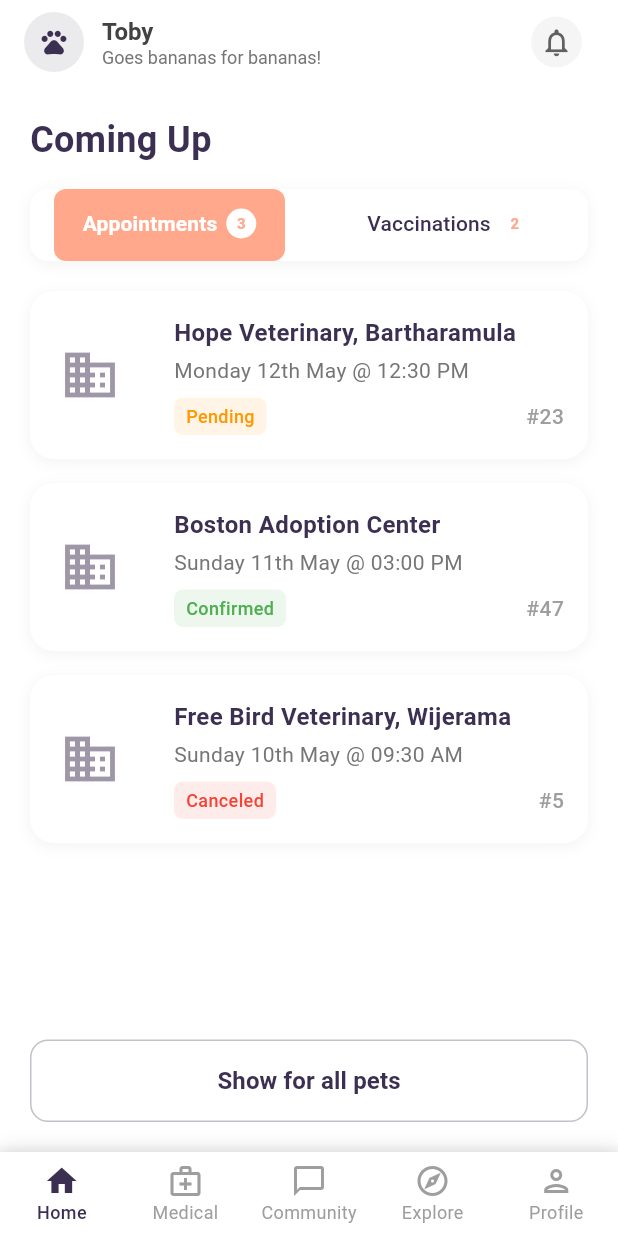
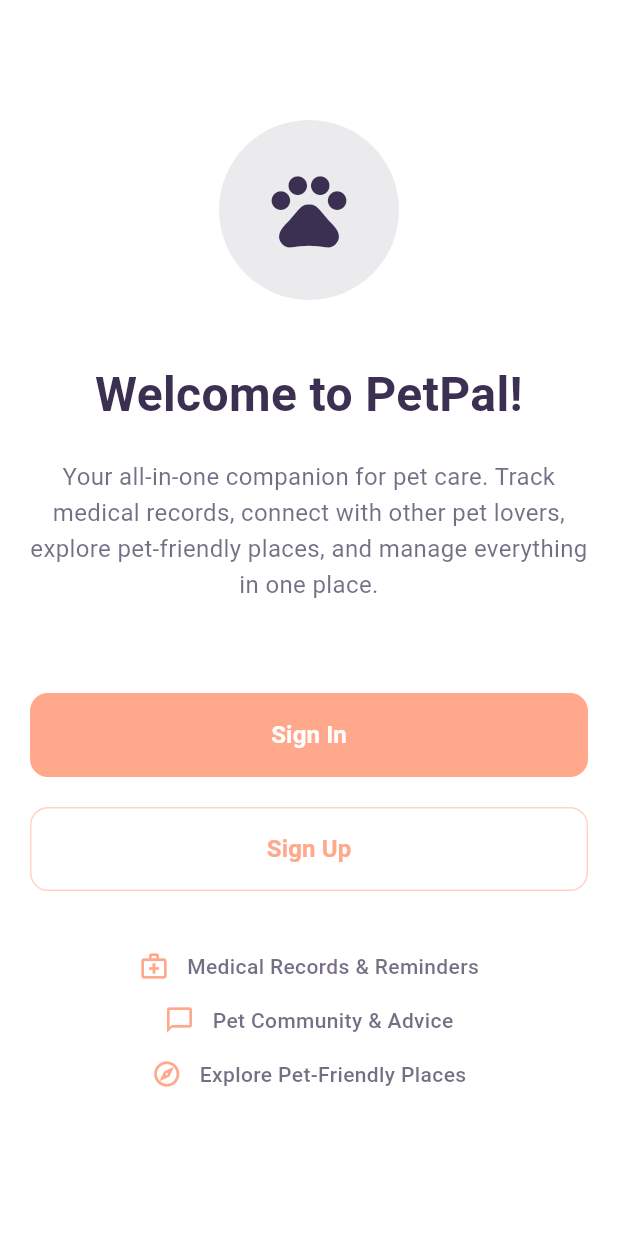
Before and after one commit to lochhapu/petpal-mobile-frontend, a Flutter app: the screen it shows after launch, on a phone screen of 412 x 824 dp. Run offline on Flutter 3.47's test engine with Material 3 defaults, Android fonts, the phone set to English and light mode, and no system bars.

Commit message:
added welcome screen - opens on welcome screen now

```diff
--- /dev/null
+++ b/lib/features/authentication/pages/welcome_page.dart
@@ -0,0 +1,161 @@
+import 'package:flutter/material.dart';
+import '../../../../core/constants/app_colors.dart';
+import 'sign_in_page.dart';
+import 'sign_up_page.dart';
+
+class WelcomePage extends StatelessWidget {
+  const WelcomePage({super.key});
+
+  @override
+  Widget build(BuildContext context) {
+    return Scaffold(
+      backgroundColor: Colors.white,
+      body: SafeArea(
+        child: SingleChildScrollView(
+          padding: const EdgeInsets.all(20),
+          child: Column(
+            crossAxisAlignment: CrossAxisAlignment.center,
+            children: [
+              const SizedBox(height: 60),
+
+              // Logo/Icon
+              Container(
+                width: 120,
+                height: 120,
+                decoration: BoxDecoration(
+                  color: AppColors.primaryColor.withOpacity(0.1),
+                  shape: BoxShape.circle,
+                ),
+                child: Icon(
+                  Icons.pets,
+                  color: AppColors.primaryColor,
+                  size: 60,
+                ),
+              ),
+              const SizedBox(height: 40),
+
+              // Welcome text
+              const Text(
+                'Welcome to PetPal!',
+                style: TextStyle(
+                  fontSize: 32,
+                  fontWeight: FontWeight.bold,
+                  color: AppColors.primaryColor,
+                ),
+                textAlign: TextAlign.center,
+              ),
+              const SizedBox(height: 20),
+
+              // Description
+              Text(
+                'Your all-in-one companion for pet care. Track medical records, '
+                'connect with other pet lovers, explore pet-friendly places, '
+                'and manage everything in one place.',
+                style: TextStyle(
+                  fontSize: 16,
+                  color: AppColors.primaryColor.withOpacity(0.7),
+                  height: 1.5,
+                ),
+                textAlign: TextAlign.center,
+              ),
+              const SizedBox(height: 60),
+
+              // Sign In button
+              SizedBox(
+                width: double.infinity,
+                height: 56,
+                child: ElevatedButton(
+                  onPressed: () {
+                    Navigator.push(
+                      context,
+                      MaterialPageRoute(
+                        builder: (context) => const SignInPage(),
+                      ),
+                    );
+                  },
+                  style: ElevatedButton.styleFrom(
+                    backgroundColor: AppColors.secondaryColor,
+                    foregroundColor: Colors.white,
+                    shape: RoundedRectangleBorder(
+                      borderRadius: BorderRadius.circular(12),
+                    ),
+                    elevation: 0,
+                  ),
+                  child: const Text(
+                    'Sign In',
+                    style: TextStyle(fontSize: 16, fontWeight: FontWeight.w600),
+                  ),
+                ),
+              ),
+              const SizedBox(height: 20),
+
+              // Sign Up button
+              SizedBox(
+                width: double.infinity,
+                height: 56,
+                child: OutlinedButton(
+                  onPressed: () {
+                    Navigator.push(
+                      context,
+                      MaterialPageRoute(
+                        builder: (context) => const SignUpPage(),
+                      ),
+                    );
+                  },
+                  style: OutlinedButton.styleFrom(
+                    foregroundColor: AppColors.secondaryColor,
+                    side: BorderSide(
+                      color: AppColors.secondaryColor.withOpacity(0.5),
+                    ),
+                    shape: RoundedRectangleBorder(
+                      borderRadius: BorderRadius.circular(12),
+                    ),
+                  ),
+                  child: const Text(
+                    'Sign Up',
+                    style: TextStyle(fontSize: 16, fontWeight: FontWeight.w600),
+                  ),
+                ),
+              ),
+              const SizedBox(height: 40),
+
+              // Additional info or features preview
+              _buildFeatureRow(
+                icon: Icons.medical_services_outlined,
+                text: 'Medical Records & Reminders',
+              ),
+              const SizedBox(height: 16),
+              _buildFeatureRow(
+                icon: Icons.chat_bubble_outline,
+                text: 'Pet Community & Advice',
+              ),
+              const SizedBox(height: 16),
+              _buildFeatureRow(
+                icon: Icons.explore_outlined,
+                text: 'Explore Pet-Friendly Places',
+              ),
+            ],
+          ),
+        ),
+      ),
+    );
+  }
+
+  Widget _buildFeatureRow({required IconData icon, required String text}) {
+    return Row(
+      mainAxisAlignment: MainAxisAlignment.center,
+      children: [
+        Icon(icon, color: AppColors.secondaryColor, size: 20),
+        const SizedBox(width: 12),
+        Text(
+          text,
+          style: TextStyle(
+            fontSize: 14,
+            color: AppColors.primaryColor.withOpacity(0.7),
+            fontWeight: FontWeight.w500,
+          ),
+        ),
+      ],
+    );
+  }
+}
```
Also changed, not shown: lib/app.dart (+52 -9 lines), lib/features/authentication/pages/sign_in_page.dart (+24 -13 lines), lib/features/authentication/pages/sign_up_page.dart (+13 -12 lines).
